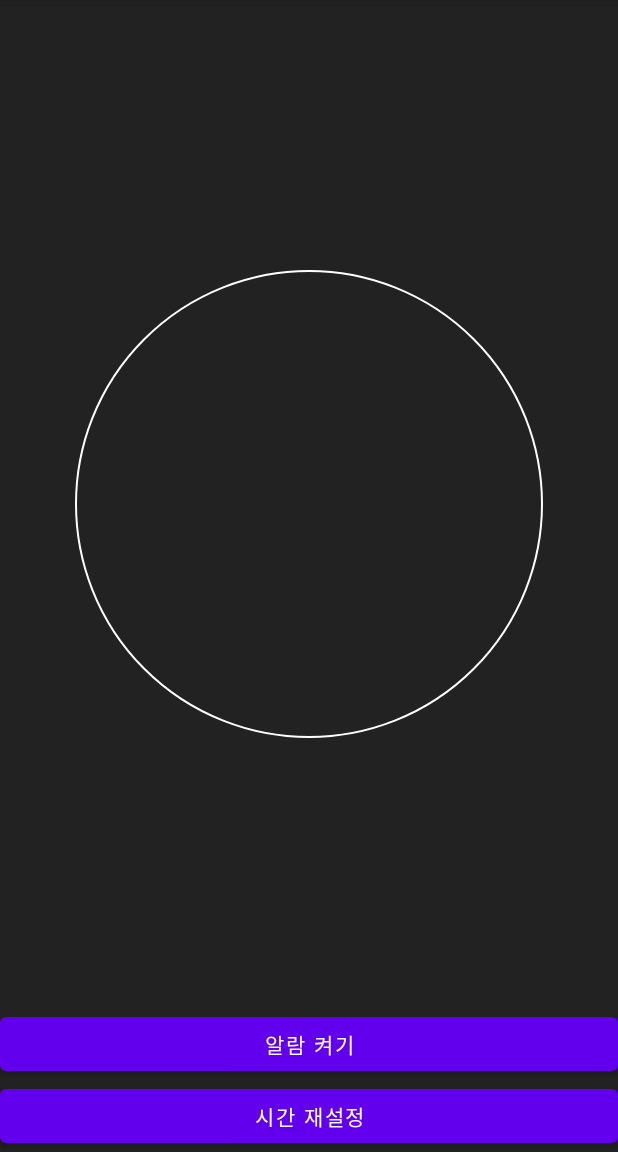
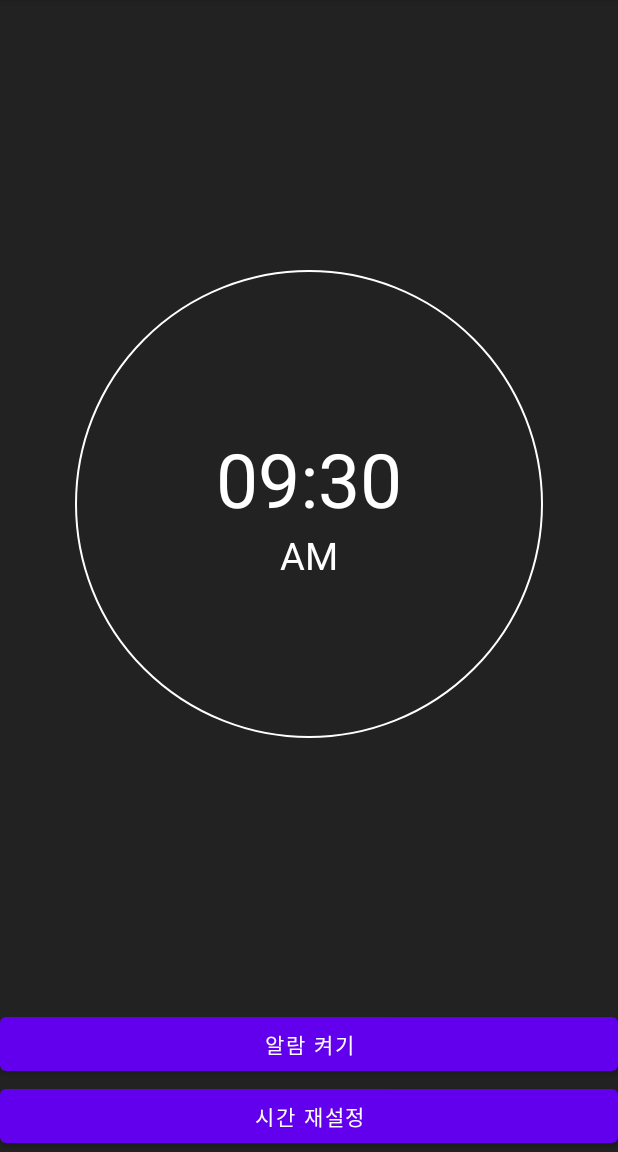
Before and after one commit to NetLSS/aop_p3c03_Alarm, an Android app: the screen it shows after launch (MainActivity), on a phone screen of 412 x 824 dp, the part 84-1236 px from its top. Run offline under Robolectric (Android 15) with nearby library versions, the phone set to English and light mode, and no system bars.

Commit message:
Feat: sharedPreferences에 저장된 데이터 가져와 보여주기 (뷰에 렌더링)

```diff
--- a/app/src/main/java/lilcode/aop/p3/c03/alarm/AlarmDisplayModel.kt
+++ b/app/src/main/java/lilcode/aop/p3/c03/alarm/AlarmDisplayModel.kt
@@ -10,6 +10,7 @@ data class AlarmDisplayModel(
         return "$hour:$minute"
     }
 
+    // 형식에 맞게 시:분 가져오기.
     val timeText: String
         get() {
             val h = "%02d".format(if (hour < 12) hour else hour - 12)
@@ -18,9 +19,14 @@ data class AlarmDisplayModel(
             return "$h:$m"
         }
 
-
+    // am pm 가져오기.
     val ampmText: String
         get() {
             return if (hour < 12) "AM" else "PM"
         }
+
+    val onOffText: String
+    get(){
+        return if(onOff) "알람 끄기" else "알람 켜기"
+    }
 }
--- a/app/src/main/java/lilcode/aop/p3/c03/alarm/MainActivity.kt
+++ b/app/src/main/java/lilcode/aop/p3/c03/alarm/MainActivity.kt
@@ -1,10 +1,13 @@
 package lilcode.aop.p3.c03.alarm
 
+import android.app.PendingIntent
 import android.app.TimePickerDialog
 import android.content.Context
+import android.content.Intent
 import androidx.appcompat.app.AppCompatActivity
 import android.os.Bundle
 import android.widget.Button
+import android.widget.TextView
 import android.widget.TimePicker
 import java.util.*
 
@@ -17,15 +20,60 @@ class MainActivity : AppCompatActivity() {
         initOnOffButton()
         initChangeAlarmTimeButton()
 
-        // 데이터 가져오기
+        // 저장된 데이터 가져오기
+        val model = fetchDataFromSharedPreferences()
+        // 뷰에 데이터를 그려주기
+        renderView(model)
 
-        // 뷰에 데이터를 그려주기
+
     }
 
+    private fun renderView(model: AlarmDisplayModel) {
+        findViewById<TextView>(R.id.ampmTextView).apply{
+            text = model.ampmText
+        }
+        findViewById<TextView>(R.id.timeTextView).apply{
+            text = model.timeText
+        }
+        findViewById<Button>(R.id.onOffButton).apply{
+            text = model.onOffText
+            tag = model
+        }
+    }
+
+    private fun fetchDataFromSharedPreferences(): AlarmDisplayModel {
+        val sharedPreferences = getSharedPreferences(SHARED_PREFERENCE_NAME, Context.MODE_PRIVATE)
+
+        val timeDBValue = sharedPreferences.getString(ALARM_KEY, "09:30") ?: "09:30"
+        val onOffDBValue = sharedPreferences.getBoolean(ONOFF_KEY, false)
+        val alarmData = timeDBValue.split(":")
+
+        val alarmModel = AlarmDisplayModel(alarmData[0].toInt(), alarmData[1].toInt(), onOffDBValue)
+
+        // 보정 조정 예외처리
+//        val pendingIntent = PendingIntent.getBroadcast(
+//            this,
+//            ALARM_REQUEST_CODE,
+//            Intent(this, AlarmReceiver::class.java),
+//            PendingIntent.FLAG_NO_CREATE) // 있으면 가져오고 없으면 안만든다. (null)
+//
+//        if ((pendingIntent == null) and alarmModel.onOff){
+//            //알람은 꺼져있는데, 데이터는 켜져있는 경우
+//            alarmModel.onOff = false
+//
+//        } else if((pendingIntent != null) and alarmModel.onOff.not()){
+//            // 알람은 켜져있는데 데이터는 꺼져있는 경우.
+//            // 알람을 취소함
+//            pendingIntent.cancel()
+//        }
+        return alarmModel
+    }
+
+    // 시간 재설정 버튼.
     private fun initChangeAlarmTimeButton() {
         val changeAlarmButton = findViewById<Button>(R.id.changeAlarmTimeButton)
         changeAlarmButton.setOnClickListener {
-            // 현재 시간을 일단 가져온다
+            // 현재 시간을 가져오기 위해 캘린더 인스터늣 사
             val calendar = Calendar.getInstance()
             // TimePickDialog 띄워줘서 시간을 설정을 하게끔 하고, 그 시간을 가져와서
             TimePickerDialog(this, { picker, hour, minute ->
@@ -33,16 +81,18 @@ class MainActivity : AppCompatActivity() {
 
                 // 데이터를 저장
                 val model = saveAlarmModel(hour, minute, false)
-
                 // 뷰를 업데이트
+                renderView(model)
 
                 // 기존에 있던 알람을 삭제한다.
+
             }, calendar.get(Calendar.HOUR_OF_DAY), calendar.get(Calendar.MINUTE), false)
                 .show()
 
         }
     }
 
+    // 알람 켜기 끄기 버튼.
     private fun initOnOffButton() {
         val onOffButton = findViewById<Button>(R.id.onOffButton)
         onOffButton.setOnClickListener {
@@ -58,7 +108,7 @@ class MainActivity : AppCompatActivity() {
         }
     }
 
-    private fun saveAlarmModel(hour:Int, minute:Int, onOff:Boolean): AlarmDisplayModel{
+    private fun saveAlarmModel(hour: Int, minute: Int, onOff: Boolean): AlarmDisplayModel {
         val model = AlarmDisplayModel(
             hour = hour,
             minute = minute,
@@ -66,15 +116,25 @@ class MainActivity : AppCompatActivity() {
         )
 
         // time 에 대한 db 파일 생성
-        val sharedPreferences = getSharedPreferences("time", Context.MODE_PRIVATE)
+        val sharedPreferences = getSharedPreferences(SHARED_PREFERENCE_NAME, Context.MODE_PRIVATE)
 
-        // edit 모드로 열어서 작업
-        with(sharedPreferences.edit()){
-            putString("alarm", model.makeDataForDB())
-            putBoolean("onOff", model.onOff)
+        // edit 모드로 열어서 작업 (값 저장)
+        with(sharedPreferences.edit()) {
+            putString(ALARM_KEY, model.makeDataForDB())
+            putBoolean(ONOFF_KEY, model.onOff)
             commit()
         }
 
         return model
     }
+
+
+
+    companion object {
+        // static 영역 (상수 지정)
+        private const val SHARED_PREFERENCE_NAME = "time"
+        private const val ALARM_KEY = "alarm"
+        private const val ONOFF_KEY = "onOff"
+        private val ALARM_REQUEST_CODE = 1000
+    }
 }
```
